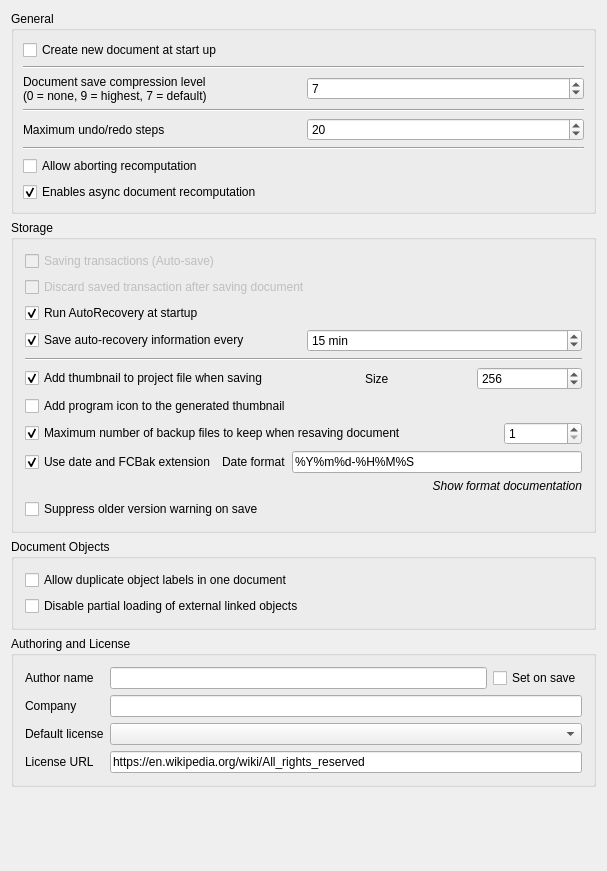
First picture: the form in src/Gui/PreferencePages/DlgSettingsDocument.ui, repository Rchiemstra/FreeCAD, before the edit.
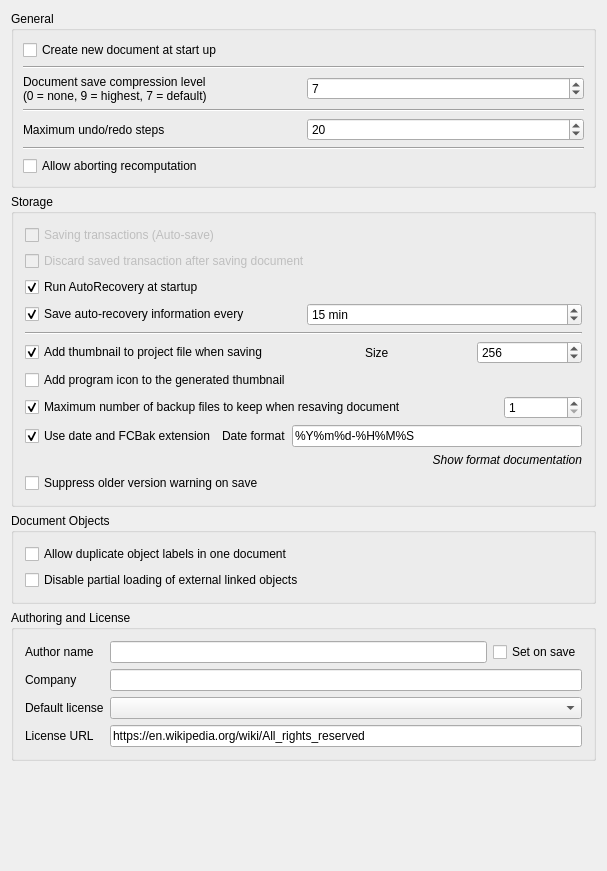
Second picture: the form after the edit. Custom widgets are drawn as their Qt base class.

Commit message: Complete CC-WP13 detached recompute default path

What changed in the file:
```diff
--- a/src/Gui/PreferencePages/DlgSettingsDocument.ui
+++ b/src/Gui/PreferencePages/DlgSettingsDocument.ui
@@ -97,25 +97,6 @@
         </property>
        </widget>
       </item>
-      <item row="7" column="0">
-       <widget class="Gui::PrefCheckBox" name="prefEnableAsyncRecompute">
-        <property name="toolTip">
-         <string>This experimental feature allows more responsive GUI while recomputing features.</string>
-        </property>
-        <property name="text">
-         <string>Enables async document recomputation</string>
-        </property>
-        <property name="checked">
-         <bool>true</bool>
-        </property>
-        <property name="prefEntry" stdset="0">
-         <cstring>EnableAsyncRecompute</cstring>
-        </property>
-        <property name="prefPath" stdset="0">
-         <cstring>Document</cstring>
-        </property>
-       </widget>
-      </item>
       <item row="6" column="0">
        <widget class="Gui::PrefCheckBox" name="prefCanAbortRecompute">
         <property name="toolTip">
```
The commit also changes 28 other files.
